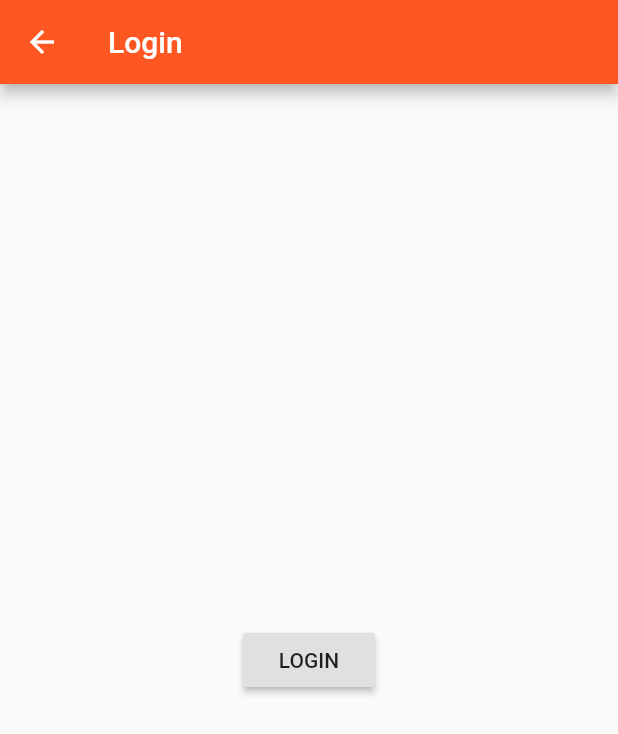
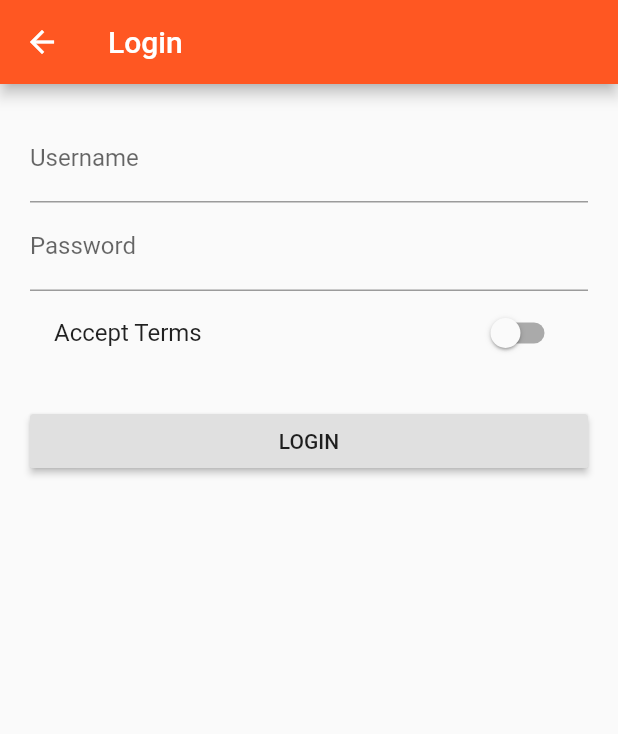
Before and after one commit to Hitvardhan-Singh-Solanki/flutter, a Flutter app: the AuthPage screen opened directly, on a phone screen of 412 x 824 dp. Shown: the top 734 px of the screen. Run offline on Flutter 3.47's test engine with Material 2 defaults, Android fonts, the phone set to English and light mode, and no system bars.

Commit message:
added auth page back in with styling

```diff
--- a/lib/pages/auth.dart
+++ b/lib/pages/auth.dart
@@ -1,19 +1,65 @@
 import 'package:flutter/material.dart';
-import 'products.dart';
 
-class AuthPage extends StatelessWidget {
+class AuthPage extends StatefulWidget {
+  @override
+  State<StatefulWidget> createState() {
+    return _AuthPageState();
+  }
+}
+
+class _AuthPageState extends State<AuthPage> {
+  String username;
+  String password;
+  bool _acceptTerms = false;
+
   @override
   Widget build(BuildContext context) {
     return Scaffold(
       appBar: AppBar(
         title: Text("Login"),
       ),
-      body: Center(
-        child: RaisedButton(
-          child: Text('LOGIN'),
-          onPressed: () {
-            Navigator.pushReplacementNamed(context, '/');
-          },
+      body: Container(
+        margin: EdgeInsets.all(20.0),
+        child: ListView(
+          children: <Widget>[
+            TextField(
+              decoration: InputDecoration(labelText: 'Username'),
+              keyboardType: TextInputType.emailAddress,
+              onChanged: (String val) {
+                setState(() {
+                  username = val;
+                });
+              },
+            ),
+            TextField(
+              decoration: InputDecoration(labelText: 'Password'),
+              obscureText: true,
+              onChanged: (String val) {
+                setState(() {
+                  password = val;
+                });
+              },
+            ),
+            SwitchListTile(
+              onChanged: (bool value) {
+                setState(() {
+                  _acceptTerms = value;
+                });
+              },
+              value: _acceptTerms,
+              title: Text('Accept Terms'),
+            ),
+            SizedBox(
+              height: 20.0,
+            ),
+            RaisedButton(
+              child: Text('LOGIN'),
+              onPressed: () {
+                // if (username == 'admin' && username == 'admin')
+                Navigator.pushReplacementNamed(context, '/products');
+              },
+            ),
+          ],
         ),
       ),
     );
--- a/lib/pages/products.dart
+++ b/lib/pages/products.dart
@@ -4,10 +4,8 @@ import './products_admin.dart';
 
 class ProductsPage extends StatelessWidget {
   List<Map<String, dynamic>> products = [];
-  Function addProduct;
-  Function delProduct;
 
-  ProductsPage(this.products, this.addProduct, this.delProduct);
+  ProductsPage(this.products);
 
   @override
   Widget build(BuildContext context) {
@@ -29,8 +27,6 @@ class ProductsPage extends StatelessWidget {
           title: Text("Easy List"),
         ),
         body: ProductManager(
-          addProducts: addProduct,
-          delProduct: delProduct,
           products: products,
         ));
   }
```
Also changed, not shown: lib/main.dart (+5 -3 lines), lib/pages/product_create.dart (+64 -9 lines), lib/pages/products_admin.dart (+7 -2 lines), lib/product_manager.dart (+2 -8 lines), lib/products.dart (+1 -8 lines).
